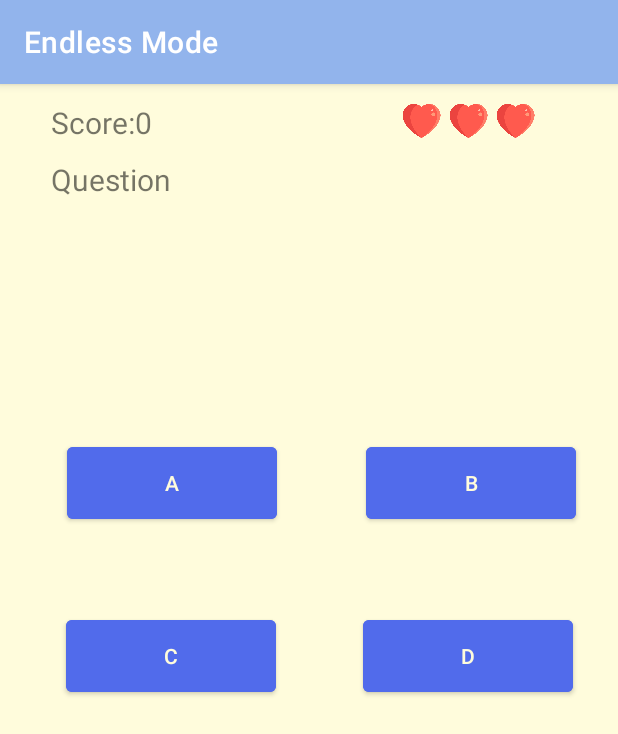
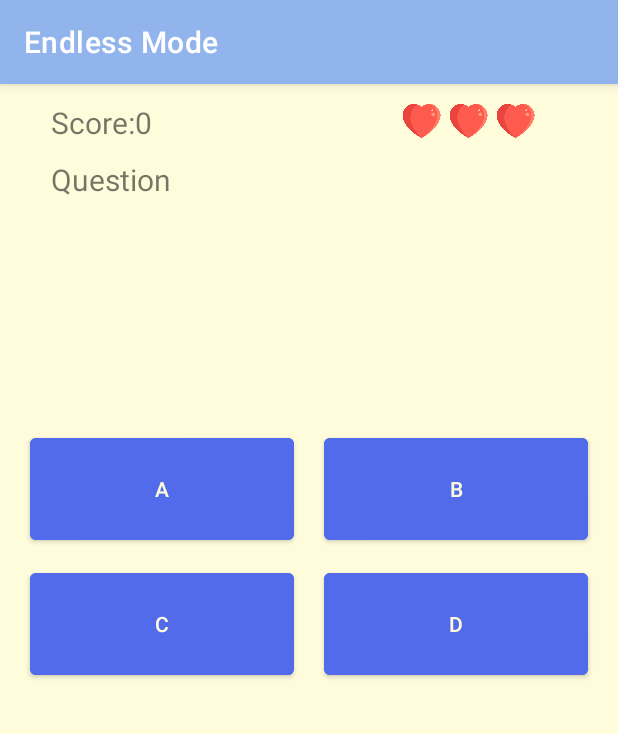
Before and after one commit to panliu0310/Quizdle, an Android app: the EndlessQuestionActivity screen opened directly, with no data from a screen before it, on a phone screen of 412 x 824 dp. Shown: the top 734 px of the screen. Run offline under Robolectric (Android 15) with nearby library versions, the phone set to English and light mode, and no system bars; our stand-ins replace Firebase (no records; nobody signed in at launch, a user with empty details on screens opened directly).

Commit message:
Changed button size and cancelled textAllCaps

```diff
--- a/app/src/main/res/layout/activity_endless_question.xml
+++ b/app/src/main/res/layout/activity_endless_question.xml
@@ -51,50 +51,62 @@
 
     <Button
         android:id="@+id/btn_choice_a"
-        android:layout_width="140dp"
-        android:layout_height="60dp"
-        android:layout_marginStart="30dp"
-        android:layout_marginTop="50dp"
+        android:layout_width="0dp"
+        android:layout_height="80sp"
+        android:layout_marginStart="20dp"
+        android:layout_marginTop="44dp"
+        android:layout_marginEnd="10dp"
         android:backgroundTint="@color/button"
         android:text="A"
+        android:textAllCaps="false"
         app:layout_constraintEnd_toStartOf="@+id/btn_choice_b"
-        app:layout_constraintHorizontal_bias="0.197"
+        app:layout_constraintHorizontal_bias="0.5"
         app:layout_constraintStart_toStartOf="parent"
         app:layout_constraintTop_toBottomOf="@+id/tv_question" />
 
     <Button
         android:id="@+id/btn_choice_b"
-        android:layout_width="140dp"
-        android:layout_height="60dp"
-        android:layout_marginTop="50dp"
-        android:layout_marginEnd="28dp"
+        android:layout_width="0dp"
+        android:layout_height="80sp"
+        android:layout_marginStart="10dp"
+        android:layout_marginTop="44dp"
+        android:layout_marginEnd="20dp"
         android:backgroundTint="@color/button"
         android:text="B"
+        android:textAllCaps="false"
         app:layout_constraintEnd_toEndOf="parent"
+        app:layout_constraintHorizontal_bias="0.5"
+        app:layout_constraintStart_toEndOf="@+id/btn_choice_a"
         app:layout_constraintTop_toBottomOf="@+id/tv_question" />
 
     <Button
         android:id="@+id/btn_choice_c"
-        android:layout_width="140dp"
-        android:layout_height="60dp"
-        android:layout_marginStart="30dp"
-        android:layout_marginTop="55dp"
+        android:layout_width="0dp"
+        android:layout_height="80dp"
+        android:layout_marginStart="20dp"
+        android:layout_marginTop="10dp"
+        android:layout_marginEnd="10dp"
         android:backgroundTint="@color/button"
         android:text="C"
+        android:textAllCaps="false"
         app:layout_constraintEnd_toStartOf="@+id/btn_choice_d"
-        app:layout_constraintHorizontal_bias="0.197"
+        app:layout_constraintHorizontal_bias="0.5"
         app:layout_constraintStart_toStartOf="parent"
         app:layout_constraintTop_toBottomOf="@+id/btn_choice_a" />
 
     <Button
         android:id="@+id/btn_choice_d"
-        android:layout_width="140dp"
-        android:layout_height="60dp"
-        android:layout_marginTop="55dp"
-        android:layout_marginEnd="30dp"
+        android:layout_width="0dp"
+        android:layout_height="80dp"
+        android:layout_marginStart="10dp"
+        android:layout_marginTop="10dp"
+        android:layout_marginEnd="20dp"
         android:backgroundTint="@color/button"
         android:text="D"
+        android:textAllCaps="false"
         app:layout_constraintEnd_toEndOf="parent"
+        app:layout_constraintHorizontal_bias="0.5"
+        app:layout_constraintStart_toEndOf="@+id/btn_choice_c"
         app:layout_constraintTop_toBottomOf="@+id/btn_choice_b" />
 
     <TextView
@@ -140,6 +152,7 @@
         android:layout_marginTop="10dp"
         android:layout_marginBottom="10dp"
         android:text="Next Question"
+        android:textAllCaps="false"
         android:visibility="invisible"
         app:layout_constraintBottom_toBottomOf="parent"
         app:layout_constraintEnd_toEndOf="parent"
```
Also changed, not shown: app/src/main/res/layout/activity_battle_match.xml (+31 -17 lines), app/src/main/res/layout/activity_login.xml (+4 -4 lines), app/src/main/res/layout/activity_question.xml (+39 -21 lines), app/src/main/res/drawable-v24/logo.png, app/src/main/res/drawable/discuss.png (deleted).
